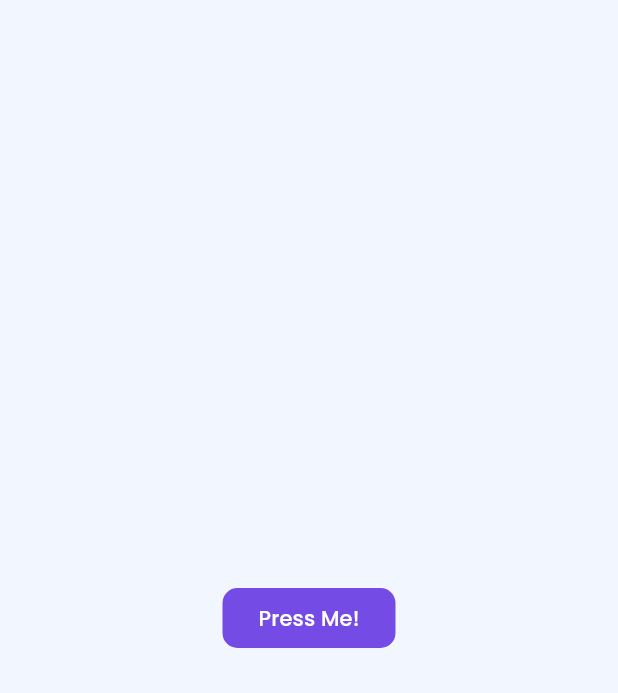
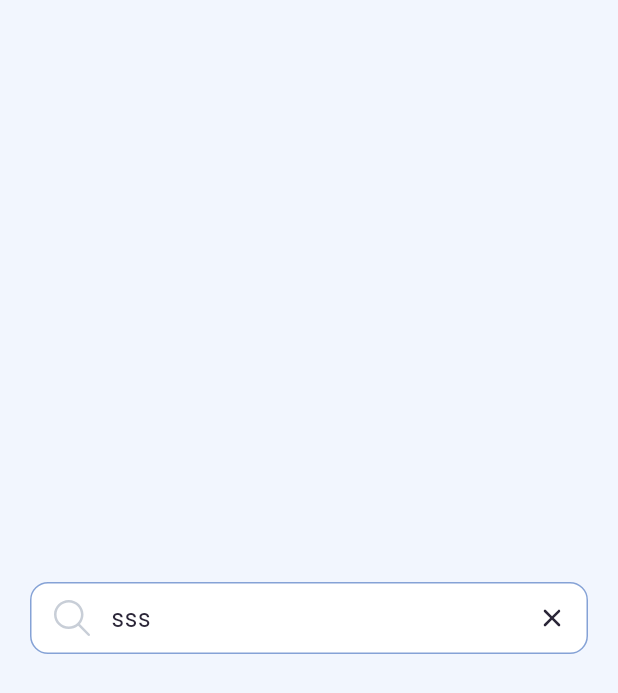
Before and after one commit to fajri-rasid1st/asco, a Flutter app: the screen it shows after launch, on a phone screen of 412 x 824 dp. Shown: the top 693 px of the screen. Run offline on Flutter 3.47's test engine with Material 3 defaults, Android fonts, the phone set to English and light mode, and no system bars; our stand-ins replace after_layout, equatable, file_picker, flutter_form_builder, flutter_riverpod, flutter_spinkit and 7 more; generated files the repository leaves out were written again.

Commit message:
feat: add some custom fields

```diff
--- a/lib/core/styles/color_scheme.dart
+++ b/lib/core/styles/color_scheme.dart
@@ -42,7 +42,7 @@ const primaryColor = Color(0xFF744BE4);
 const secondaryColor = Color(0xFFBBAEF2);
 
 // Text colors
-const primaryTextColor = Color(0xFF252525);
+const primaryTextColor = Color(0xFF2B2638);
 const secondaryTextColor = Color(0xFF97979A);
 const errorTextColor = Color(0xFFE44B70);
 const disabledTextColor = Color(0xFF6884B6);
@@ -55,7 +55,7 @@ const scaffoldBackgroundColor = Color(0xFFF2F6FE);
 // Component colors
 const borderColor = Color(0xFF85A2D6);
 const disabledColor = Color(0xFFF1F5F9);
-const hintColor = Color(0xFFD1D5DB);
+const hintColor = Color(0xFFC8CED7);
 const dividerColor = Color(0xFFD6DCE5);
 const errorColor = Color(0xFFFA78A6);
 const successColor = Color(0xFF744BE4);
--- a/lib/core/themes/input_decoration_theme.dart
+++ b/lib/core/themes/input_decoration_theme.dart
@@ -19,6 +19,12 @@ final inputDecorationTheme = InputDecorationTheme(
       color: errorTextColor,
     ),
   ),
+  disabledBorder: OutlineInputBorder(
+    borderRadius: BorderRadius.circular(12),
+    borderSide: const BorderSide(
+      color: borderColor,
+    ),
+  ),
   enabledBorder: OutlineInputBorder(
     borderRadius: BorderRadius.circular(12),
     borderSide: const BorderSide(
--- a/lib/core/themes/light_theme.dart
+++ b/lib/core/themes/light_theme.dart
@@ -5,6 +5,7 @@ import 'package:flutter/material.dart';
 import 'package:asco/core/styles/color_scheme.dart';
 import 'package:asco/core/styles/text_style.dart';
 import 'package:asco/core/themes/button_theme.dart';
+import 'package:asco/core/themes/dialog_theme.dart';
 import 'package:asco/core/themes/input_decoration_theme.dart';
 
 ThemeData get lightTheme {
@@ -16,6 +17,7 @@ ThemeData get lightTheme {
     filledButtonTheme: filledButtonTheme,
     outlinedButtonTheme: outlinedButtonTheme,
     textButtonTheme: textButtonTheme,
+    dialogTheme: dialogTheme,
     inputDecorationTheme: inputDecorationTheme,
     scaffoldBackgroundColor: scaffoldBackgroundColor,
     hintColor: hintColor,
--- a/lib/src/presentation/features/common/on_boarding_page.dart
+++ b/lib/src/presentation/features/common/on_boarding_page.dart
@@ -1,24 +1,22 @@
 // Flutter imports:
-import 'package:asco/core/enums/snack_bar_type.dart';
 import 'package:flutter/material.dart';
 
 // Project imports:
-import 'package:asco/core/extensions/context_extension.dart';
+import 'package:asco/src/presentation/shared/widgets/input_fields/search_field.dart';
 
 class OnBoardingPage extends StatelessWidget {
   const OnBoardingPage({super.key});
 
   @override
   Widget build(BuildContext context) {
-    return Scaffold(
+    return const Scaffold(
       body: Center(
-        child: FilledButton(
-          onPressed: () => context.showSnackBar(
-            title: 'Login Gagal Pfpsa audpasos psaa!',
-            message: 'Username atau password yang kamu masukkan salah aofhs hfasofh oafhaso',
-            type: SnackBarType.success,
+        child: Padding(
+          padding: EdgeInsets.symmetric(horizontal: 20),
+          child: SearchField(
+            text: 'sss',
+            hintText: 'Cari nama atau username',
           ),
-          child: const Text('Press Me!'),
         ),
       ),
     );
--- /dev/null
+++ b/lib/src/presentation/shared/widgets/input_fields/search_field.dart
@@ -0,0 +1,121 @@
+// Dart imports:
+import 'dart:async';
+
+// Flutter imports:
+import 'package:flutter/material.dart';
+
+// Project imports:
+import 'package:asco/core/helpers/asset_path.dart';
+import 'package:asco/core/styles/color_scheme.dart';
+import 'package:asco/src/presentation/shared/widgets/svg_asset.dart';
+
+class SearchField extends StatefulWidget {
+  final String text;
+  final String? hintText;
+  final bool delayOnChanged;
+  final Duration delay;
+  final ValueChanged<String>? onChanged;
+
+  const SearchField({
+    super.key,
+    required this.text,
+    this.hintText,
+    this.delayOnChanged = true,
+    this.delay = const Duration(milliseconds: 800),
+    this.onChanged,
+  });
+
+  @override
+  State<SearchField> createState() => _SearchFieldState();
+}
+
+class _SearchFieldState extends State<SearchField> {
+  late final TextEditingController controller;
+  late final ValueNotifier<bool> isFocus;
+  Timer? timer;
+
+  @override
+  void initState() {
+    super.initState();
+
+    controller = TextEditingController(text: widget.text);
+    isFocus = ValueNotifier(false);
+  }
+
+  @override
+  void dispose() {
+    super.dispose();
+
+    controller.dispose();
+    isFocus.dispose();
+    timer?.cancel();
+  }
+
+  @override
+  Widget build(BuildContext context) {
+    return SizedBox(
+      height: 48,
+      child: Focus(
+        onFocusChange: (value) => isFocus.value = value,
+        child: TextField(
+          controller: controller,
+          textAlignVertical: TextAlignVertical.center,
+          textInputAction: TextInputAction.search,
+          decoration: InputDecoration(
+            hintText: widget.hintText,
+            isDense: true,
+            filled: true,
+            fillColor: backgroundColor,
+            contentPadding: EdgeInsets.zero,
+            prefixIcon: buildPrefixIcon(),
+            suffixIcon: buildSuffixIcon(),
+          ),
+          onChanged: widget.delayOnChanged
+              ? (text) => debounce(() => widget.onChanged!(text))
+              : widget.onChanged,
+        ),
+      ),
+    );
+  }
+
+  Padding buildPrefixIcon() {
+    return Padding(
+      padding: const EdgeInsets.only(
+        left: 16,
+        right: 10,
+      ),
+      child: ValueListenableBuilder(
+        valueListenable: isFocus,
+        builder: (context, isFocus, child) {
+          return SvgAsset(
+            assetName: AssetPath.getIcon('search_outlined.svg'),
+            color: isFocus ? purple2 : hintColor,
+          );
+        },
+      ),
+    );
+  }
+
+  Widget buildSuffixIcon() {
+    if (widget.text.isEmpty) return const SizedBox();
+
+    return IconButton(
+      onPressed: resetQuery,
+      icon: SvgAsset(
+        assetName: AssetPath.getIcon('close_outlined.svg'),
+        color: primaryTextColor,
+        width: 20,
+      ),
+    );
+  }
+
+  void debounce(VoidCallback callback) {
+    timer?.cancel();
+    timer = Timer(widget.delay, callback);
+  }
+
+  void resetQuery() {
+    controller.clear();
+    widget.onChanged!('');
+  }
+}
--- a/lib/src/presentation/shared/widgets/loading_indicator.dart
+++ b/lib/src/presentation/shared/widgets/loading_indicator.dart
@@ -25,7 +25,7 @@ class LoadingIndicator extends StatelessWidget {
       child: SpinKitCubeGrid(
         color: primaryColor,
         size: 50.0,
-        duration: Duration(milliseconds: 1500),
+        duration: Duration(milliseconds: 1000),
       ),
     );
   }
--- a/pubspec.yaml
+++ b/pubspec.yaml
@@ -7,16 +7,18 @@ environment:
   sdk: ">=3.3.3 <4.0.0"
 
 dependencies:
-  flutter_localizations:
-    sdk: flutter
   after_layout: ^1.2.0
   equatable: ^2.0.5
   file_picker: ^8.0.3
   flutter:
     sdk: flutter
+  flutter_form_builder: ^9.2.1
+  flutter_localizations:
+    sdk: flutter
   flutter_riverpod: ^2.5.1
   flutter_spinkit: ^5.2.1
   flutter_svg: ^2.0.10+1
+  form_builder_validators: ^9.1.0
   http: ^1.2.1
   image_cropper: ^6.0.0
   image_picker: ^1.1.1
```
Also changed, not shown: lib/core/extensions/context_extension.dart (+19 -0 lines), lib/core/themes/dialog_theme.dart (added, +14 -0 lines), lib/src/presentation/shared/widgets/dialogs/confirm_dialog.dart (added, +97 -0 lines), lib/src/presentation/shared/widgets/dialogs/custom_dialog.dart (+74 -0 lines), lib/src/presentation/shared/widgets/input_fields/custom_text_field.dart (added, +165 -0 lines), lib/src/presentation/shared/widgets/input_fields/password_field.dart (added, +108 -0 lines), assets/icons/check.svg (deleted), assets/icons/check_outlined.svg (added), assets/icons/close.svg (deleted), assets/icons/close_outlined.svg (added), assets/icons/search_outlined.svg, lib/src/presentation/shared/widgets/dialogs/sorting_dialog.dart (added), pubspec.lock.
